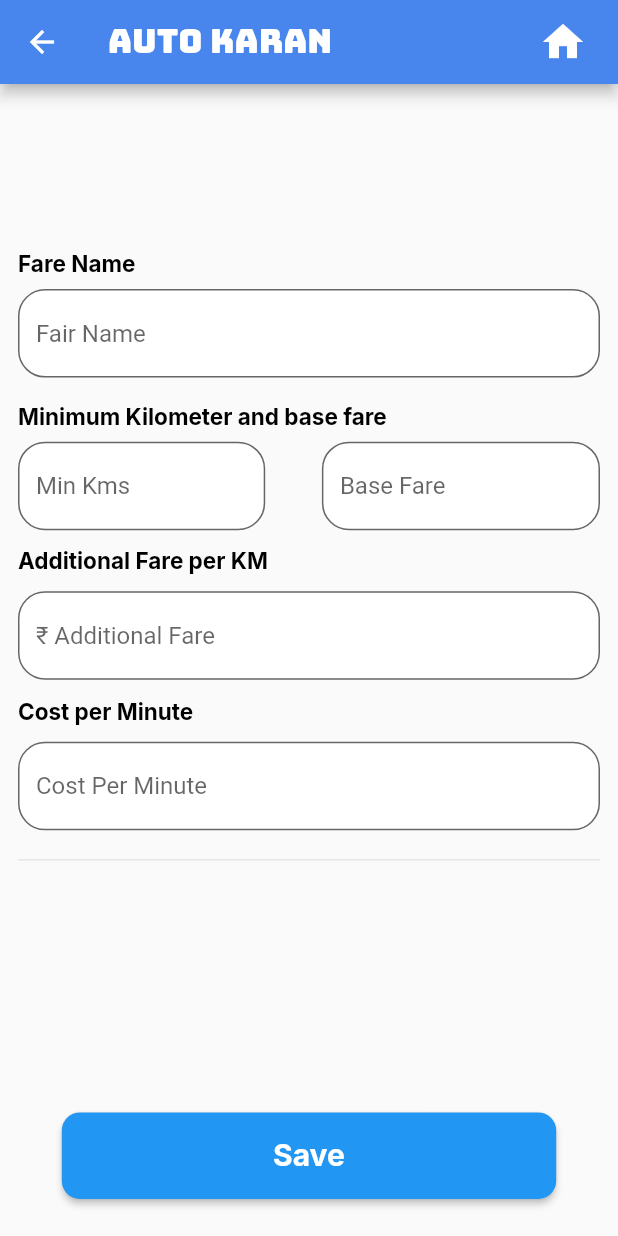
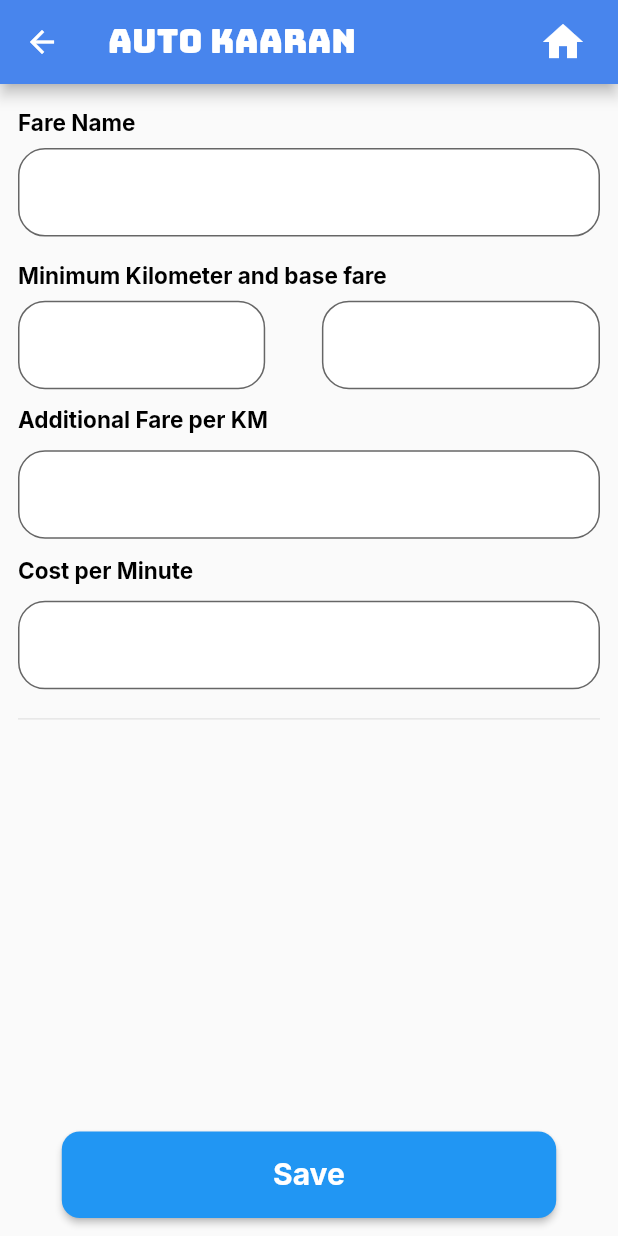
Before and after one commit to TharikFAD/rickshaw_ui_design, a Flutter app: the AddFarePage screen opened by its route, on a phone screen of 412 x 824 dp. Run offline on Flutter 3.47's test engine with Material 2 defaults, Android fonts, the phone set to English and light mode, and no system bars; our stand-ins replace google_fonts, google_maps_flutter, intl_phone_field, otp_text_field.

Commit message:
some changed has been made check while merging

```diff
--- a/lib/pages/complaintPage/widgets/complaintTextField.dart
+++ b/lib/pages/complaintPage/widgets/complaintTextField.dart
@@ -3,7 +3,7 @@
 import 'package:flutter/material.dart';
 
 class ComplaintsTextField extends StatelessWidget {
-  final controller;
+  final TextEditingController controller;
   final typeInput;
   final String hintText;
   const ComplaintsTextField({
@@ -35,6 +35,7 @@ class ComplaintsTextField extends StatelessWidget {
         filled: true,
         hintText: hintText,
       ),
+      scrollPhysics: BouncingScrollPhysics(),
       minLines: 5,
       maxLines: 10,
     );
--- a/lib/pages/fareSettingsPage/addFarePage.dart
+++ b/lib/pages/fareSettingsPage/addFarePage.dart
@@ -19,18 +19,54 @@ class _AddFarePageState extends State<AddFarePage> {
   Widget build(BuildContext context) {
     var size = MediaQuery.of(context).size;
     return Scaffold(
-      body: SingleChildScrollView(
-        //Inside This Stack Widget, Whatever written first is placed in Front (or) UP layer
-        child: Stack(
+      resizeToAvoidBottomInset: false,
+      appBar: AppBar(
+        title: Text(
+          'Auto Kaaran',
+          style: GoogleFonts.bungee(fontSize: 22, fontWeight: FontWeight.w400),
+        ), //appbar title
+        backgroundColor: Color(0xFF4885ED), //appbar background color
+
+        actions: [
+          InkWell(
+            onTap: () {
+              Navigator.popAndPushNamed(context, homeScreenRoute);
+            },
+            child: Icon(
+              Icons.home,
+              size: 32,
+            ),
+          ),
+          SizedBox(
+            width: size.width * 0.05,
+          )
+        ],
+      ),
+      body: Container(
+        height: size.height,
+        width: size.width,
+        child: Column(
+          mainAxisAlignment: MainAxisAlignment.start,
+          mainAxisSize: MainAxisSize.min,
+          crossAxisAlignment: CrossAxisAlignment.start,
           children: [
-            //Add Button => Top Layer
+            Expanded(
+              child: ListView.builder(
+                physics: BouncingScrollPhysics(),
+                itemCount: 1,
+                itemBuilder: (context, index) {
+                  return AddFareWidget(size: size);
+                },
+              ),
+            ),
+
+            //Button
             Center(
               child: Column(
                 children: [
-                  SizedBox(
-                    height: size.height * 0.9,
-                  ),
-                  ElevatedButton(
+                  Padding(
+                    padding: const EdgeInsets.only(bottom: 12.0, top: 12.0),
+                    child: ElevatedButton(
                       style: ButtonStyle(
                         fixedSize: MaterialStateProperty.all(
                           Size(size.width * 0.8, size.height * 0.07),
@@ -49,22 +85,10 @@ class _AddFarePageState extends State<AddFarePage> {
                         ),
                       ),
                     ),
+                  ),
                 ],
               ),
             ),
-
-            //Contents => Middle Layer
-            Padding(
-              padding: const EdgeInsets.only(top: 150, left: 12.0, right: 12.0),
-              child: Column(
-                children: [
-                  AddFareWidget(),
-                ],
-              ),
-            ),
-
-            //App Bar => Last Layer
-            CustomAppBar(),
           ],
         ),
       ),
--- a/lib/pages/fareSettingsPage/fareSettingPage.dart
+++ b/lib/pages/fareSettingsPage/fareSettingPage.dart
@@ -3,7 +3,6 @@
 import 'package:flutter/material.dart';
 import 'package:google_fonts/google_fonts.dart';
 import 'package:meter_app/pages/fareSettingsPage/widgets/farelistPage.dart';
-import 'package:meter_app/pages/homePage/widgets/appBarWidget.dart';
 import 'package:meter_app/routes/route_name.dart';
 
 class FareSettingsPage extends StatefulWidget {
--- a/lib/pages/fareSettingsPage/widgets/addFareWidget.dart
+++ b/lib/pages/fareSettingsPage/widgets/addFareWidget.dart
@@ -1,23 +1,35 @@
+// ignore_for_file: unused_local_variable, prefer_const_constructors
+
 import 'package:flutter/material.dart';
 import 'package:google_fonts/google_fonts.dart';
 import 'package:meter_app/pages/fareSettingsPage/widgets/fareNameTextField.dart';
 
 class AddFareWidget extends StatelessWidget {
-  const AddFareWidget({super.key});
+  const AddFareWidget({
+    Key? key,
+    required this.size,
+  }) : super(key: key);
+
+  final Size size;
 
   @override
   Widget build(BuildContext context) {
-    var _Controller = TextEditingController();
-    var _fareController = TextEditingController();
-    var _kilometerController = TextEditingController();
-    var _baseFareController = TextEditingController();
-    var _additionalFareController = TextEditingController();
-    var _costPerMinuteController = TextEditingController();
+    final TextEditingController controller = TextEditingController();
+    final TextEditingController kilometerController = TextEditingController();
+    final TextEditingController baseFareController = TextEditingController();
+    final TextEditingController additionalFareController =
+        TextEditingController();
+    final TextEditingController costPerMinuteController =
+        TextEditingController();
     var size = MediaQuery.of(context).size;
-    return SingleChildScrollView(
-      reverse: true,
+    return Padding(
+      padding: const EdgeInsets.only(left: 12.0, right: 12.0),
+      child: Container(
+        height: size.height,
+        width: size.width,
         child: Column(
           children: [
+            //Fare Name
             SizedBox(
               height: size.height * 0.02,
             ),
@@ -37,8 +49,8 @@ class AddFareWidget extends StatelessWidget {
               height: size.height * 0.01,
             ),
             FareNameTextFormField(
-            controller: _Controller,
-            hintText: 'Fair Name',
+              controller: controller,
+              hintText: '',
               typeInput: TextInputType.name,
             ),
             SizedBox(
@@ -70,8 +82,8 @@ class AddFareWidget extends StatelessWidget {
                     borderRadius: BorderRadius.circular(18),
                   ),
                   child: FareNameTextFormField(
-                  controller: _kilometerController,
-                  hintText: 'Min Kms',
+                    controller: kilometerController,
+                    hintText: '',
                     typeInput: TextInputType.number,
                   ),
                 ),
@@ -82,8 +94,8 @@ class AddFareWidget extends StatelessWidget {
                     borderRadius: BorderRadius.circular(18),
                   ),
                   child: FareNameTextFormField(
-                  controller: _baseFareController,
-                  hintText: 'Base Fare',
+                    controller: baseFareController,
+                    hintText: '',
                     typeInput: TextInputType.number,
                   ),
                 ),
@@ -116,8 +128,8 @@ class AddFareWidget extends StatelessWidget {
               ),
               child: Center(
                 child: FareNameTextFormField(
-                controller: _additionalFareController,
-                hintText: '₹ Additional Fare',
+                  controller: additionalFareController,
+                  hintText: '',
                   typeInput: TextInputType.number,
                 ),
               ),
@@ -149,8 +161,8 @@ class AddFareWidget extends StatelessWidget {
               ),
               child: Center(
                 child: FareNameTextFormField(
-                controller: _costPerMinuteController,
-                hintText: 'Cost Per Minute',
+                  controller: costPerMinuteController,
+                  hintText: '',
                   typeInput: TextInputType.number,
                 ),
               ),
@@ -159,43 +171,9 @@ class AddFareWidget extends StatelessWidget {
               height: size.height * 0.01,
             ),
 
-          //Waiting Charges
-
-          // Row(
-          //   children: [
-          //     Text(
-          //       'Waiting Charges',
-          //       style: GoogleFonts.inter(
-          //           fontSize: 15,
-          //           fontWeight: FontWeight.w700,
-          //           color: Colors.black),
-          //     ),
-          //   ],
-          // ),
-          // SizedBox(
-          //   height: size.height * 0.01,
-          // ),
-          // Container(
-          //   height: size.height * 0.08,
-          //   width: size.width,
-          //   decoration: BoxDecoration(
-          //     borderRadius: BorderRadius.circular(12),
-          //   ),
-          //   child: Center(
-          //     child: FairNameTextFormField(
-          //       controller: _additionalFareController,
-          //       hintText: 'Waiting Charges per Hour',
-          //       typeInput: TextInputType.number,
-          //     ),
-          //   ),
-          // ),
-          Divider(),
-          SizedBox(
-            height: size.height * 0.5,
+            const Divider(),
+          ],
         ),
-
-          Divider(),
-        ],
       ),
     );
   }
--- a/lib/pages/loginPage/loginPageCont/otp_page.dart
+++ b/lib/pages/loginPage/loginPageCont/otp_page.dart
@@ -20,9 +20,8 @@ class _OtpPageState extends State<OtpPage> {
     var size = MediaQuery.of(context).size;
     return SafeArea(
       child: Scaffold(
-        body: SingleChildScrollView(
-          reverse: true,
-          child: Center(
+        resizeToAvoidBottomInset: false,
+        body: Center(
           child: Column(
             children: [
               SizedBox(
@@ -80,7 +79,6 @@ class _OtpPageState extends State<OtpPage> {
           ),
         ),
       ),
-      ),
     );
   }
 }
--- a/lib/pages/loginPage/widgets/otp_field.dart
+++ b/lib/pages/loginPage/widgets/otp_field.dart
@@ -11,7 +11,7 @@ class OtpField extends StatelessWidget {
   @override
   Widget build(BuildContext context) {
     return OTPTextField(
-      length: 4,
+      length: 6,
       width: MediaQuery.of(context).size.width,
       fieldWidth: 40,
       style: GoogleFonts.inter(fontSize: 20, fontWeight: FontWeight.w700),
```
Also changed, not shown: lib/main.dart (+5 -2 lines), lib/pages/complaintPage/compaintPage.dart (+39 -18 lines), lib/pages/complaintPage/widgets/addComplaint.dart (+5 -3 lines), lib/pages/complaintPage/widgets/complaintsList.dart (+29 -14 lines), lib/pages/historyPage/history_page.dart (+29 -3 lines), lib/pages/historyPage/widgets/history_contents.dart (+12 -3 lines), lib/pages/homePage/widgets/drawer.dart (+28 -6 lines), lib/pages/loginPage/loginPageCont/username_page.dart (+2 -5 lines), lib/pages/fareSettingsPage/widgets/farelistPage.dart (line endings or trailing spaces). Lines whose indentation alone changed are shown as unchanged.
